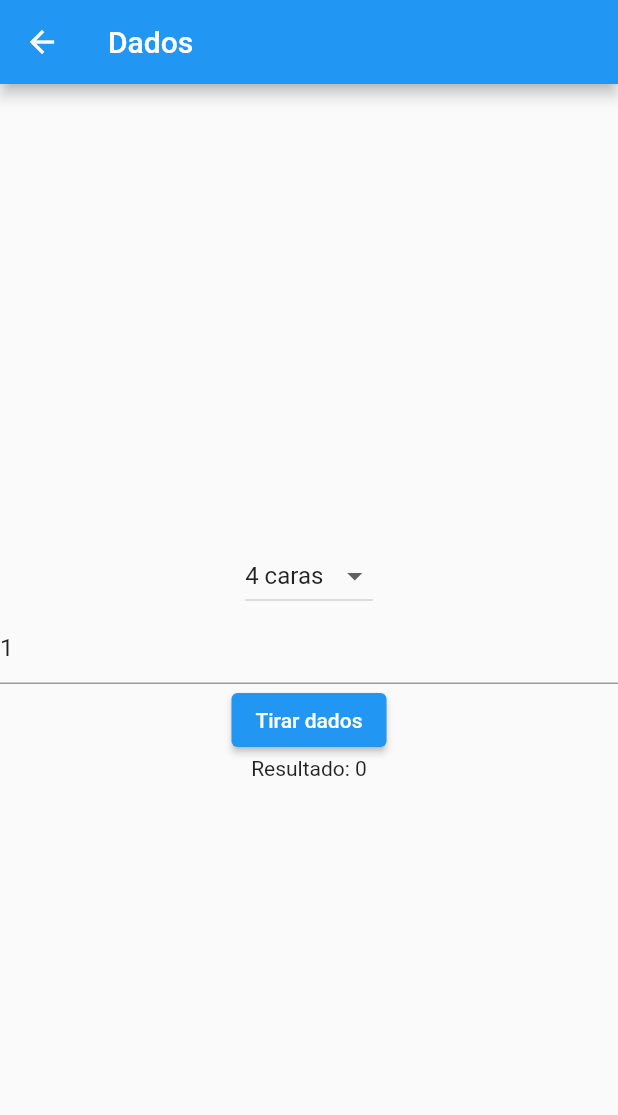
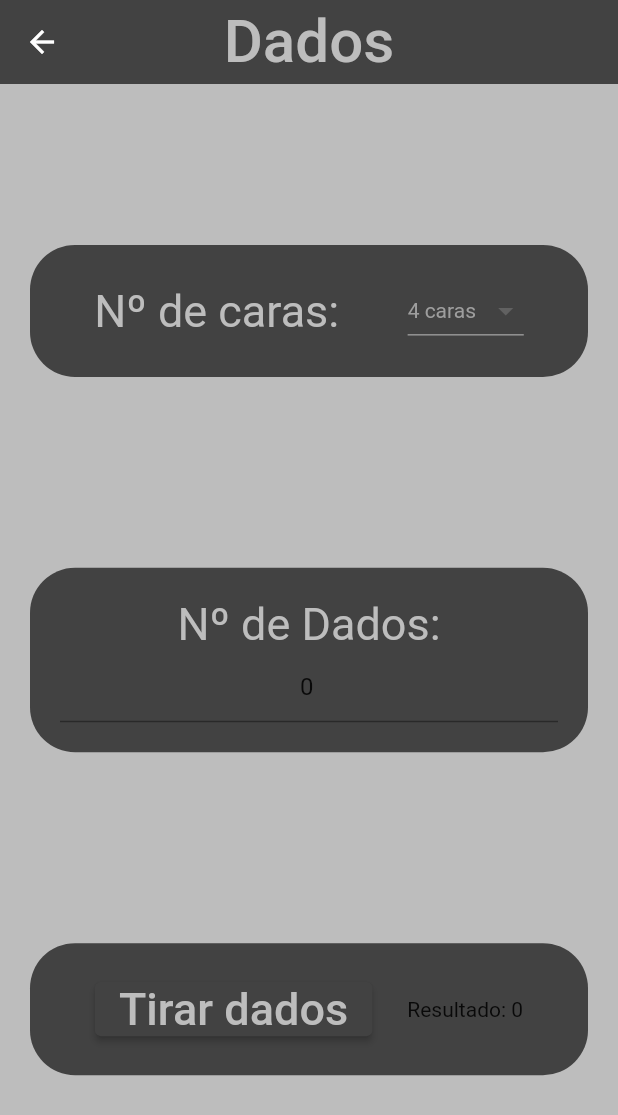
Before and after one commit to SFP95/pjfolder, a Flutter app: the DicePage screen opened by its route, on a phone screen of 412 x 824 dp. Shown: the top 1115 px of the screen. Run offline on Flutter 3.47's test engine with Material 2 defaults, Android fonts, the phone set to English and light mode, and no system bars.

```diff
--- a/lib/src/pages/dice_page.dart
+++ b/lib/src/pages/dice_page.dart
@@ -24,15 +24,38 @@ class _DicePageState extends State<DicePage> {
 
   @override
   Widget build(BuildContext context) {
-    return Scaffold(
+    return GestureDetector(
+      child: Scaffold(
+        backgroundColor: Colors.grey[400],
         appBar: AppBar(
-        title: Text('Dados'),
+          centerTitle: true,
+          elevation: 0,
+          title: Text('Dados',style: TextStyle(fontSize: 40,color: Colors.grey[400])),
+          backgroundColor: Colors.grey.shade800,
         ),
-      body: Center(
+        body: SafeArea(
           child: Column(
-          mainAxisAlignment: MainAxisAlignment.center,
+            mainAxisSize: MainAxisSize.max,
+            mainAxisAlignment: MainAxisAlignment.spaceEvenly,
             children: <Widget>[
+              Container(
+                  alignment: Alignment.center,
+                  margin: EdgeInsets.all(20),
+                  padding: EdgeInsets.all(20),
+                  decoration: BoxDecoration(
+                    borderRadius: BorderRadius.all(Radius.circular(30)),
+                  color: Colors.grey[800]
+                ),
+                child: Row(
+                  crossAxisAlignment: CrossAxisAlignment.center,
+                  mainAxisAlignment: MainAxisAlignment.spaceEvenly,
+                  children: [
+                    Text("Nº de caras:",style: TextStyle(fontSize: 30,color: Colors.grey[400])),
+                    Divider(height: 20),
                     DropdownButton<int>(
+                      dropdownColor: Colors.grey[800],
+                      style: TextStyle(color: Colors.grey),
+                      borderRadius: BorderRadius.circular(30),
                       value: _selectedDice,
                       items: [4, 6, 8, 12, 20].map<DropdownMenuItem<int>>((int value) {
                         return DropdownMenuItem<int>(
@@ -46,8 +69,27 @@ class _DicePageState extends State<DicePage> {
                         });
                       },
                     ),
+                ],
+                )
+              ),
+              Container(
+                alignment: Alignment.center,
+                margin: EdgeInsets.all(20),
+                padding: EdgeInsets.all(20),
+                decoration: BoxDecoration(
+                    borderRadius: BorderRadius.all(Radius.circular(30)),
+                    color: Colors.grey[800]),
+                child: Column(
+                  crossAxisAlignment: CrossAxisAlignment.center,
+                  mainAxisAlignment: MainAxisAlignment.spaceEvenly,
+                  children: [
+                    Text("Nº de Dados:",style: TextStyle(fontSize: 30,color: Colors.grey[400])),
                     TextFormField(
-              initialValue: '1',
+                      textAlign: TextAlign.center,
+                      decoration: InputDecoration(
+                        hoverColor: Colors.grey,
+                      ),
+                      initialValue: '0',
                       keyboardType: TextInputType.number,
                       onChanged: (String newValue) {
                         setState(() {
@@ -55,14 +97,35 @@ class _DicePageState extends State<DicePage> {
                         });
                       },
                     ),
+                  ],
+                ),
+              ),
+              Container(
+                alignment: Alignment.center,
+                margin: EdgeInsets.all(20),
+                padding: EdgeInsets.all(20),
+                decoration: BoxDecoration(
+                    borderRadius: BorderRadius.all(Radius.circular(30)),
+                    color: Colors.grey[800]),
+                child: Row(
+                  crossAxisAlignment: CrossAxisAlignment.center,
+                  mainAxisAlignment: MainAxisAlignment.spaceEvenly,
+                  children: [
                     ElevatedButton(
+                      style: ButtonStyle(
+                        backgroundColor: MaterialStateProperty.all<Color>(Colors.grey.shade800),
+                      ),
                       onPressed: _rollDice,
-              child: Text('Tirar dados'),
+                      child: Text('Tirar dados',style: TextStyle(fontSize: 30,color: Colors.grey[400])),
                     ),
                     Text('Resultado: $_result'),
                   ],
                 ),
               ),
+            ],
+          ),
+        ),
+      ),
     );
   }
 }
```
Lines whose indentation alone changed are shown as unchanged.
